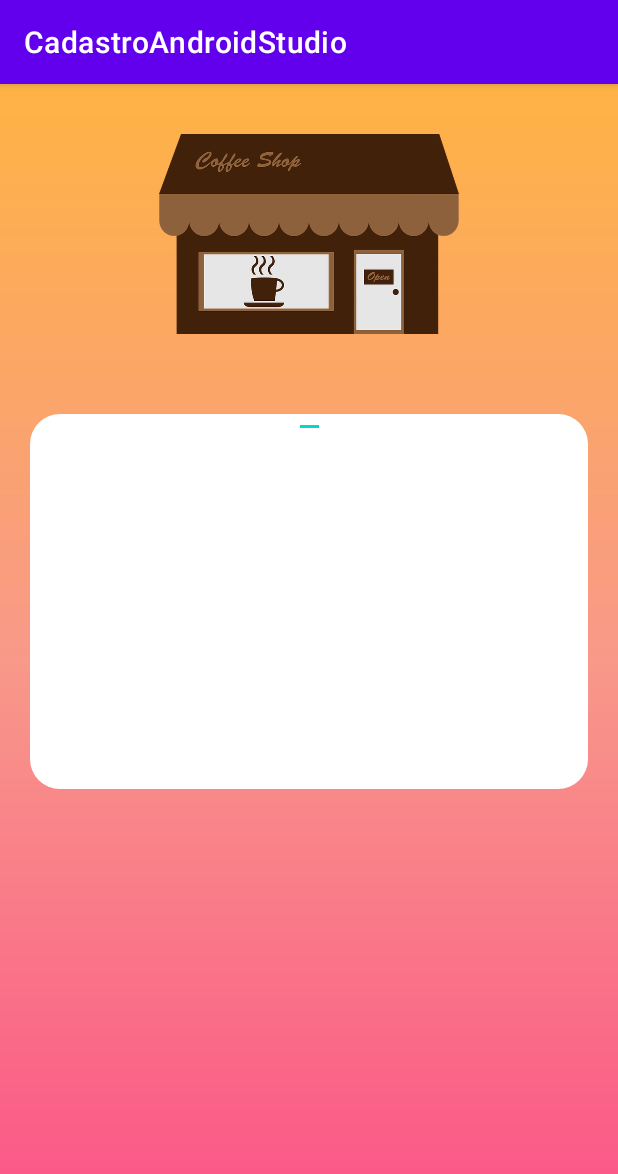
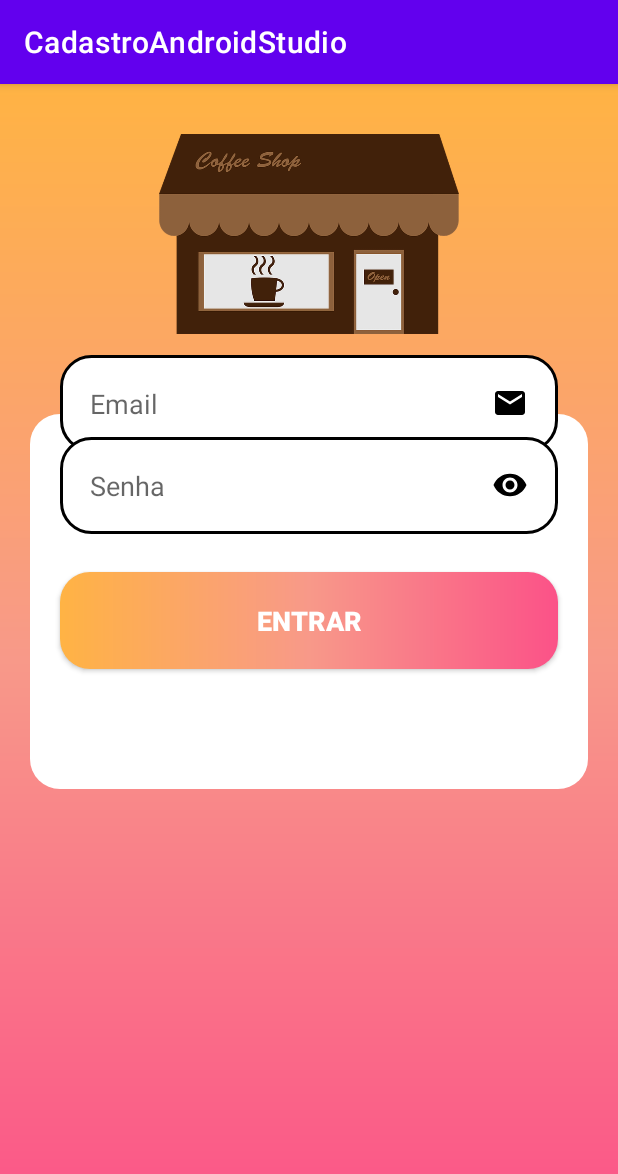
Before and after one commit to ViniciusKenjiShimizu/CadastroAdroid, an Android app: the screen it shows after launch (FormLogin), on a phone screen of 412 x 824 dp. Shown: the top 1174 px of the screen. Run offline under Robolectric (Android 15) with nearby library versions, the phone set to English and light mode, and no system bars.

Commit message:
colocando editText e button

```diff
--- /dev/null
+++ b/app/src/main/res/drawable/button.xml
@@ -0,0 +1,10 @@
+<?xml version="1.0" encoding="utf-8"?>
+<shape xmlns:android="http://schemas.android.com/apk/res/android">
+
+    <corners android:radius="20dp"/>
+    <gradient
+        android:startColor="@color/pink"
+        android:centerColor="@color/pink_light"
+        android:endColor="@color/orange"
+        android:angle="180"/>
+</shape>
--- /dev/null
+++ b/app/src/main/res/drawable/edit_text.xml
@@ -0,0 +1,7 @@
+<?xml version="1.0" encoding="utf-8"?>
+<shape xmlns:android="http://schemas.android.com/apk/res/android">
+    <solid android:color="@color/white"/>
+    <corners android:radius="20dp"/>
+    <stroke android:color="@color/black" android:width="2dp"/>
+
+</shape>
--- /dev/null
+++ b/app/src/main/res/drawable/ic_email.xml
@@ -0,0 +1,5 @@
+<vector android:height="24dp" android:tint="#000000"
+    android:viewportHeight="24" android:viewportWidth="24"
+    android:width="24dp" xmlns:android="http://schemas.android.com/apk/res/android">
+    <path android:fillColor="@android:color/white" android:pathData="M20,4L4,4c-1.1,0 -1.99,0.9 -1.99,2L2,18c0,1.1 0.9,2 2,2h16c1.1,0 2,-0.9 2,-2L22,6c0,-1.1 -0.9,-2 -2,-2zM20,8l-8,5 -8,-5L4,6l8,5 8,-5v2z"/>
+</vector>
--- /dev/null
+++ b/app/src/main/res/drawable/ic_eye.xml
@@ -0,0 +1,5 @@
+<vector android:height="24dp" android:tint="#000000"
+    android:viewportHeight="24" android:viewportWidth="24"
+    android:width="24dp" xmlns:android="http://schemas.android.com/apk/res/android">
+    <path android:fillColor="@android:color/white" android:pathData="M12,4.5C7,4.5 2.73,7.61 1,12c1.73,4.39 6,7.5 11,7.5s9.27,-3.11 11,-7.5c-1.73,-4.39 -6,-7.5 -11,-7.5zM12,17c-2.76,0 -5,-2.24 -5,-5s2.24,-5 5,-5 5,2.24 5,5 -2.24,5 -5,5zM12,9c-1.66,0 -3,1.34 -3,3s1.34,3 3,3 3,-1.34 3,-3 -1.34,-3 -3,-3z"/>
+</vector>
--- a/app/src/main/res/layout/activity_forn_login.xml
+++ b/app/src/main/res/layout/activity_forn_login.xml
@@ -16,19 +16,44 @@
         app:layout_constraintEnd_toEndOf="parent"
         app:layout_constraintTop_toTopOf="parent"
         />
+
     <View
-        android:id="@+id/conteinerComponents"
-        style="@style/ConteinerComponents"
+        android:id="@+id/containeComponents"
+        style="@style/ContainerComponents"
+        android:layout_marginTop="8dp"
+        app:layout_constraintEnd_toEndOf="parent"
+        app:layout_constraintHorizontal_bias="0.6"
         app:layout_constraintStart_toStartOf="parent"
-        app:layout_constraintEnd_toEndOf="parent"
-        app:layout_constraintTop_toBottomOf="@id/logo"
+        app:layout_constraintTop_toBottomOf="@id/logo" />
+
+    <EditText
+        android:id="@+id/edit_email"
+        style="@style/Edit_Text"
+        android:drawableRight="@drawable/ic_email"
+        android:hint="Email"
+        app:layout_constraintBaseline_toTopOf="@id/containeComponents"
+        app:layout_constraintEnd_toEndOf="@id/containeComponents"
+        app:layout_constraintStart_toStartOf="@id/containeComponents"
         />
 
     <EditText
-        android:layout_width="wrap_content"
-        android:layout_height="wrap_content"
-        app:layout_constraintStart_toStartOf="@id/conteinerComponents"
-        app:layout_constraintEnd_toEndOf="@id/conteinerComponents"
-        app:layout_constraintBaseline_toTopOf="@id/conteinerComponents"
-        />
+        android:id="@+id/edit_senha"
+        style="@style/Edit_Text"
+        android:drawableRight="@drawable/ic_eye"
+        android:hint="Senha"
+        app:layout_constraintBaseline_toBottomOf="@drawable/ic_email"
+        app:layout_constraintEnd_toEndOf="@id/containeComponents"
+        app:layout_constraintTop_toTopOf="@id/containeComponents"/>
+
+    <androidx.appcompat.widget.AppCompatButton
+        style="@style/Button"
+        android:text="Entrar"
+        android:textSize="18sp"
+        android:textStyle="bold"
+        android:textColor="@color/white"
+        app:layout_constraintEnd_toStartOf="parent"
+        app:layout_constraintEnd_toEndOf="parent"
+        app:layout_constraintTop_toBottomOf="@+id/edit_senha" />
+
+
 </androidx.constraintlayout.widget.ConstraintLayout>
--- a/app/src/main/res/values/styles.xml
+++ b/app/src/main/res/values/styles.xml
@@ -1,10 +1,30 @@
 <?xml version="1.0" encoding="utf-8"?>
 <resources>
-    <style name="ConteinerComponents">
+    <style name="ContainerComponents">
         <item name="android:layout_width">match_parent</item>
         <item name="android:layout_height">250dp</item>
         <item name="android:background">@drawable/container_components</item>
         <item name="android:layout_margin">20dp</item>
     </style>
 
+    <style name="Edit_Text">
+        <item name="android:layout_width">match_parent</item>
+        <item name="android:layout_height">wrap_content</item>
+        <item name="android:background">@drawable/edit_text</item>
+        <item name="android:padding">20dp</item>
+        <item name="android:layout_marginRight">40dp</item>
+        <item name="android:layout_marginLeft">40dp</item>
+        <item name="android:layout_marginTop">15dp</item>
+    </style>
+
+    <style name="Button">
+        <item name="android:layout_width">match_parent</item>
+        <item name="android:layout_height">wrap_content</item>
+        <item name="android:layout_marginLeft">40dp</item>
+        <item name="android:layout_marginRight">40dp</item>
+        <item name="android:layout_marginTop">25dp</item>
+        <item name="android:padding">20dp</item>
+        <item name="android:background">@drawable/button</item>
+    </style>
+
 </resources>
```
